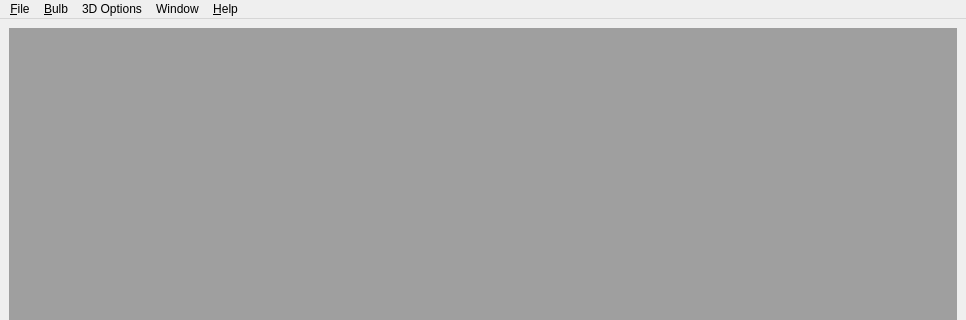
Before: the Qt Designer form Ui/MainWindow.ui in mgian/bulbcalculator, drawn with Qt 5; both pictures show x 0 to 966 and y 0 to 320 of the 966 by 584 pixel window.
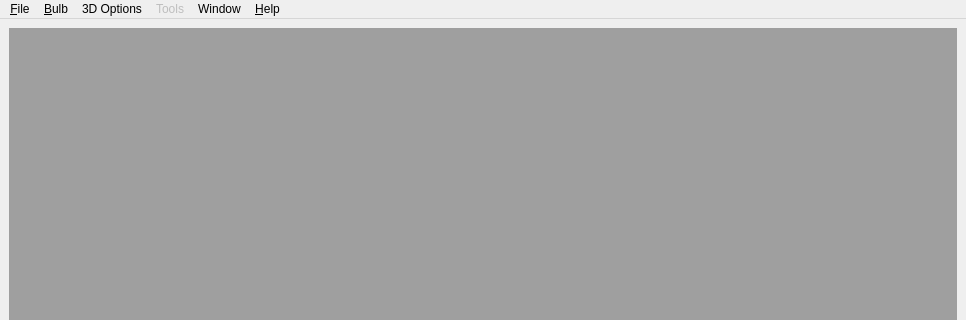
After: the same form once the commit is applied. Icons and pictures are not drawn.

What changed in the file:
```diff
--- a/Ui/MainWindow.ui
+++ b/Ui/MainWindow.ui
@@ -170,9 +170,19 @@
     <addaction name="actionCascade"/>
     <addaction name="actionTile"/>
    </widget>
+   <widget class="QMenu" name="menuTools">
+    <property name="enabled">
+     <bool>false</bool>
+    </property>
+    <property name="title">
+     <string>Tools</string>
+    </property>
+    <addaction name="action_Preferences"/>
+   </widget>
    <addaction name="menu_File"/>
    <addaction name="menu_Insert"/>
    <addaction name="menu3D_Options"/>
+   <addaction name="menuTools"/>
    <addaction name="menuWindow"/>
    <addaction name="menu_Help"/>
   </widget>
```
Left out of the diff: 65 changed lines with no effect on the pictures.
